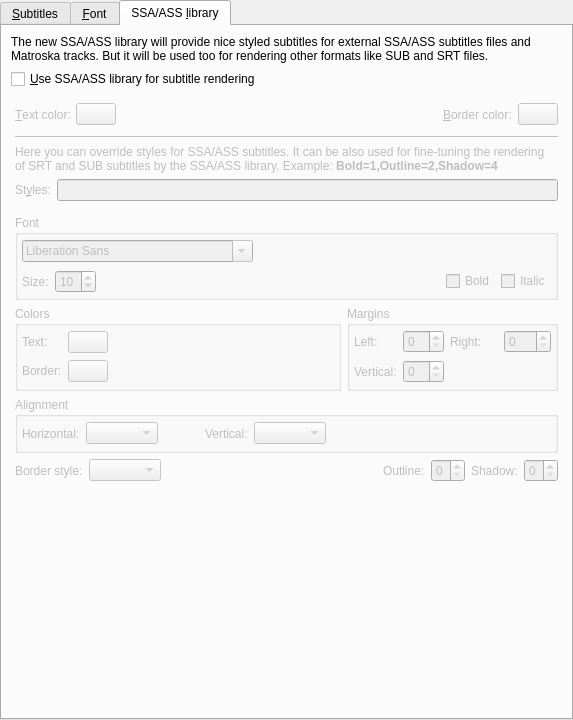
Qt form src/prefsubtitles.ui (wilbert2000/wzplayer) before a commit.
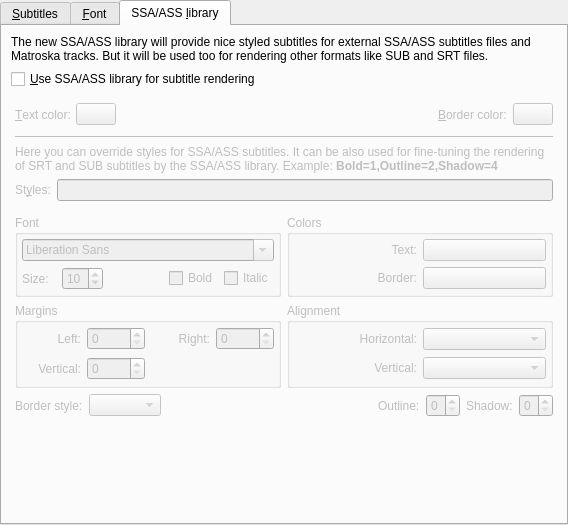
The same form after that commit. The open tabs and pages were chosen to show the change. Custom widgets are drawn as their Qt base class.

Commit message: Another layout

Diff of the .ui file:
```diff
--- a/src/prefsubtitles.ui
+++ b/src/prefsubtitles.ui
@@ -5,8 +5,8 @@
    <rect>
     <x>0</x>
     <y>0</y>
-    <width>573</width>
-    <height>720</height>
+    <width>568</width>
+    <height>525</height>
    </rect>
   </property>
   <property name="windowTitle" >
@@ -710,9 +710,6 @@
          <property name="text" >
           <string>The new SSA/ASS library will provide nice styled subtitles for external SSA/ASS subtitles files and Matroska tracks. But it will be used too for rendering other formats like SUB and SRT files.</string>
          </property>
-         <property name="alignment" >
-          <set>Qt::AlignVCenter</set>
-         </property>
          <property name="wordWrap" >
           <bool>true</bool>
          </property>
@@ -730,6 +727,12 @@
          <property name="enabled" >
           <bool>false</bool>
          </property>
+         <property name="sizePolicy" >
+          <sizepolicy vsizetype="Expanding" hsizetype="Preferred" >
+           <horstretch>0</horstretch>
+           <verstretch>0</verstretch>
+          </sizepolicy>
+         </property>
          <layout class="QVBoxLayout" >
           <property name="leftMargin" >
            <number>4</number>
@@ -827,9 +830,6 @@
             <property name="text" >
              <string>Here you can override styles for SSA/ASS subtitles. It can be also used for fine-tuning the rendering of SRT and SUB subtitles by the SSA/ASS library. Example: &lt;b>Bold=1,Outline=2,Shadow=4&lt;/b></string>
             </property>
-            <property name="alignment" >
-             <set>Qt::AlignVCenter</set>
-            </property>
             <property name="wordWrap" >
              <bool>true</bool>
             </property>
@@ -897,7 +897,7 @@
           <property name="bottomMargin" >
            <number>4</number>
           </property>
-          <item row="0" column="0" colspan="2" >
+          <item row="0" column="0" >
            <widget class="QGroupBox" name="groupBox_4" >
             <property name="title" >
              <string>Font</string>
@@ -920,19 +920,6 @@
                <item>
                 <widget class="MyFontComboBox" name="style_font_combo" />
                </item>
-               <item>
-                <spacer>
-                 <property name="orientation" >
-                  <enum>Qt::Horizontal</enum>
-                 </property>
-                 <property name="sizeHint" >
-                  <size>
-                   <width>231</width>
-                   <height>25</height>
-                  </size>
-                 </property>
-                </spacer>
-               </item>
               </layout>
              </item>
              <item>
@@ -965,9 +952,12 @@
                  <property name="orientation" >
                   <enum>Qt::Horizontal</enum>
                  </property>
+                 <property name="sizeType" >
+                  <enum>QSizePolicy::Preferred</enum>
+                 </property>
                  <property name="sizeHint" >
                   <size>
-                   <width>181</width>
+                   <width>60</width>
                    <height>20</height>
                   </size>
                  </property>
@@ -992,7 +982,7 @@
             </layout>
            </widget>
           </item>
-          <item row="1" column="0" >
+          <item row="0" column="1" >
            <widget class="QGroupBox" name="groupBox_7" >
             <property name="title" >
              <string>Colors</string>
@@ -1015,6 +1005,9 @@
                <property name="text" >
                 <string>Text:</string>
                </property>
+               <property name="alignment" >
+                <set>Qt::AlignRight|Qt::AlignTrailing|Qt::AlignVCenter</set>
+               </property>
               </widget>
              </item>
              <item row="0" column="1" >
@@ -1029,6 +1022,9 @@
                <property name="text" >
                 <string>Border:</string>
                </property>
+               <property name="alignment" >
+                <set>Qt::AlignRight|Qt::AlignTrailing|Qt::AlignVCenter</set>
+               </property>
               </widget>
              </item>
              <item row="1" column="1" >
@@ -1038,23 +1034,10 @@
                </property>
               </widget>
              </item>
-             <item rowspan="2" row="0" column="2" >
-              <spacer>
-               <property name="orientation" >
-                <enum>Qt::Horizontal</enum>
-               </property>
-               <property name="sizeHint" >
-                <size>
-                 <width>40</width>
-                 <height>20</height>
-                </size>
-               </property>
-              </spacer>
-             </item>
             </layout>
            </widget>
           </item>
-          <item row="1" column="1" >
+          <item row="1" column="0" >
            <widget class="QGroupBox" name="groupBox_8" >
             <property name="title" >
              <string>Margins</string>
@@ -1077,6 +1060,9 @@
                <property name="text" >
                 <string>Left:</string>
                </property>
+               <property name="alignment" >
+                <set>Qt::AlignRight|Qt::AlignTrailing|Qt::AlignVCenter</set>
+               </property>
               </widget>
              </item>
              <item row="0" column="1" >
@@ -1087,6 +1073,9 @@
                <property name="text" >
                 <string>Right:</string>
                </property>
+               <property name="alignment" >
+                <set>Qt::AlignRight|Qt::AlignTrailing|Qt::AlignVCenter</set>
+               </property>
               </widget>
              </item>
              <item row="0" column="3" >
@@ -1097,6 +1086,9 @@
                <property name="text" >
                 <string>Vertical:</string>
                </property>
+               <property name="alignment" >
+                <set>Qt::AlignRight|Qt::AlignTrailing|Qt::AlignVCenter</set>
+               </property>
               </widget>
              </item>
              <item row="1" column="1" >
@@ -1118,12 +1110,12 @@
             </layout>
            </widget>
           </item>
-          <item row="2" column="0" colspan="2" >
+          <item row="1" column="1" >
            <widget class="QGroupBox" name="groupBox_9" >
             <property name="title" >
              <string>Alignment</string>
             </property>
-            <layout class="QHBoxLayout" >
+            <layout class="QGridLayout" >
              <property name="leftMargin" >
               <number>4</number>
              </property>
@@ -1136,59 +1128,36 @@
              <property name="bottomMargin" >
               <number>4</number>
              </property>
-             <item>
+             <item row="0" column="0" >
               <widget class="QLabel" name="label_4" >
                <property name="text" >
                 <string>Horizontal:</string>
                </property>
+               <property name="alignment" >
+                <set>Qt::AlignRight|Qt::AlignTrailing|Qt::AlignVCenter</set>
+               </property>
               </widget>
              </item>
-             <item>
+             <item row="0" column="1" >
               <widget class="QComboBox" name="style_alignment_combo" />
              </item>
-             <item>
-              <spacer>
-               <property name="orientation" >
-                <enum>Qt::Horizontal</enum>
-               </property>
-               <property name="sizeType" >
-                <enum>QSizePolicy::Preferred</enum>
-               </property>
-               <property name="sizeHint" >
-                <size>
-                 <width>41</width>
-                 <height>25</height>
-                </size>
-               </property>
-              </spacer>
-             </item>
-             <item>
+             <item row="1" column="0" >
               <widget class="QLabel" name="label_6" >
                <property name="text" >
                 <string>Vertical:</string>
                </property>
+               <property name="alignment" >
+                <set>Qt::AlignRight|Qt::AlignTrailing|Qt::AlignVCenter</set>
+               </property>
               </widget>
              </item>
-             <item>
+             <item row="1" column="1" >
               <widget class="QComboBox" name="style_valignment_combo" />
              </item>
-             <item>
-              <spacer>
-               <property name="orientation" >
-                <enum>Qt::Horizontal</enum>
-               </property>
-               <property name="sizeHint" >
-                <size>
-                 <width>111</width>
-                 <height>25</height>
-                </size>
-               </property>
-              </spacer>
-             </item>
             </layout>
            </widget>
           </item>
-          <item row="3" column="0" colspan="2" >
+          <item row="2" column="0" colspan="2" >
            <layout class="QHBoxLayout" >
             <item>
              <widget class="QLabel" name="label_5" >
@@ -1259,8 +1228,8 @@
          </property>
          <property name="sizeHint" >
           <size>
-           <width>540</width>
-           <height>20</height>
+           <width>546</width>
+           <height>21</height>
           </size>
          </property>
         </spacer>
```
Left out of the diff: 2 changed lines with no effect on the pictures.
